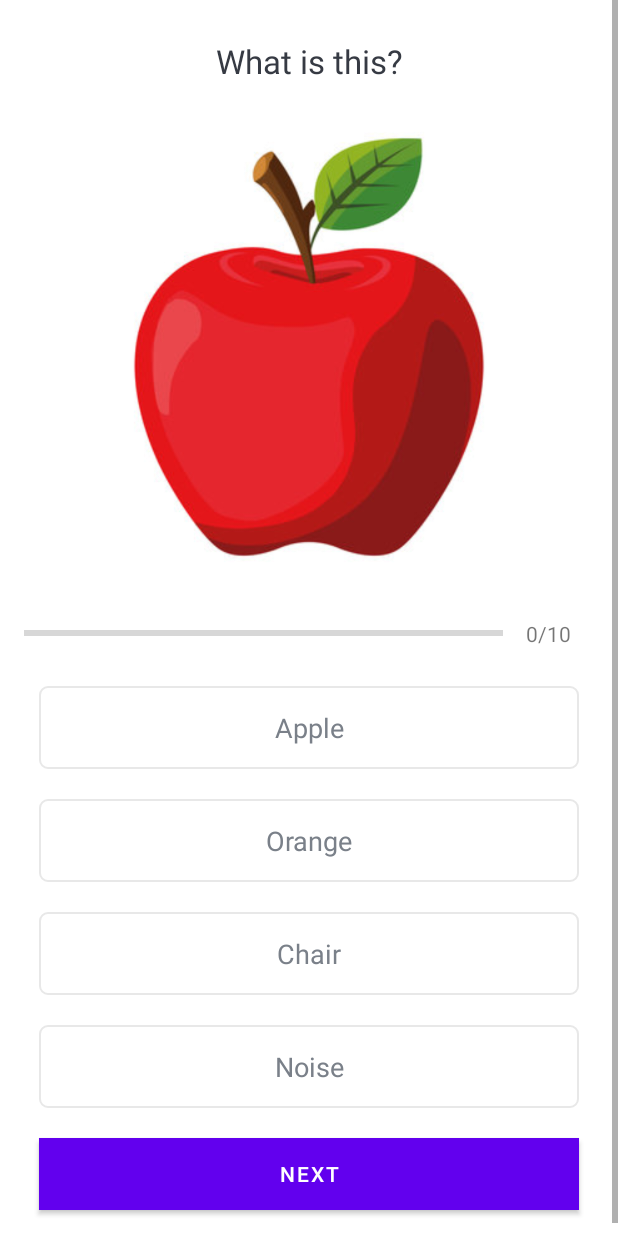
After one commit to behnazkhalili84/LittleLingo, an Android app: the layout fragment_vocabulary_quiz.xml on its own in the app's theme, with its tools: preview values and no code run, on a phone screen of 412 x 824 dp. The commit adds this screen. Run offline under Robolectric (Android 15) with nearby library versions, the phone set to English and light mode, and no system bars.

Commit message:
Quiz Table and Model View
Quiz Table and Model View

```diff
--- a/app/src/main/java/com/example/littlelingo/MainActivity.java
+++ b/app/src/main/java/com/example/littlelingo/MainActivity.java
@@ -38,7 +38,7 @@ public class MainActivity extends AppCompatActivity {
         // Passing each menu ID as a set of Ids because each
         // menu should be considered as top level destinations.
         mAppBarConfiguration = new AppBarConfiguration.Builder(
-                R.id.nav_home, R.id.nav_vocabularylearning, R.id.nav_slideshow)
+                R.id.nav_home, R.id.nav_vocabularylearning, R.id.nav_vocabulayquiz, R.id.nav_slideshow)
                 .setOpenableLayout(drawer)
                 .build();
         NavController navController = Navigation.findNavController(this, R.id.nav_host_fragment_content_main);
--- a/app/src/main/java/com/example/littlelingo/ui/learningvocabulary/LearningVocabulary.java
+++ b/app/src/main/java/com/example/littlelingo/ui/learningvocabulary/LearningVocabulary.java
@@ -30,7 +30,7 @@ public class LearningVocabulary extends Fragment {
         // Initialize Firebase Database reference
         mDatabase = FirebaseDatabase.getInstance().getReference();
         // Add words to the database
-//        addWords();
+//       addWords();
     }
 
 
--- /dev/null
+++ b/app/src/main/res/drawable/baseline_play_circle_outline_24.xml
@@ -0,0 +1,5 @@
+<vector android:height="24dp" android:tint="#000000"
+    android:viewportHeight="24" android:viewportWidth="24"
+    android:width="24dp" xmlns:android="http://schemas.android.com/apk/res/android">
+    <path android:fillColor="@android:color/white" android:pathData="M10,16.5l6,-4.5 -6,-4.5v9zM12,2C6.48,2 2,6.48 2,12s4.48,10 10,10 10,-4.48 10,-10S17.52,2 12,2zM12,20c-4.41,0 -8,-3.59 -8,-8s3.59,-8 8,-8 8,3.59 8,8 -3.59,8 -8,8z"/>
+</vector>
--- /dev/null
+++ b/app/src/main/res/drawable/default_option_border_bg.xml
@@ -0,0 +1,15 @@
+<?xml version="1.0" encoding="utf-8"?>
+<!--TODO (STEP 2: A custom border background for the default options view.)-->
+<!--START-->
+<shape xmlns:android="http://schemas.android.com/apk/res/android"
+       android:shape="rectangle">
+
+    <stroke
+            android:width="1dp"
+            android:color="#E8E8E8" />
+
+    <solid android:color="@android:color/white" />
+
+    <corners android:radius="5dp" />
+</shape>
+<!--END-->
--- /dev/null
+++ b/app/src/main/res/drawable/quiz_24.xml
@@ -0,0 +1,6 @@
+<vector android:height="24dp" android:tint="#000000"
+    android:viewportHeight="24" android:viewportWidth="24"
+    android:width="24dp" xmlns:android="http://schemas.android.com/apk/res/android">
+    <path android:fillColor="@android:color/white" android:pathData="M4,6H2v14c0,1.1 0.9,2 2,2h14v-2H4V6z"/>
+    <path android:fillColor="@android:color/white" android:pathData="M20,2H8C6.9,2 6,2.9 6,4v12c0,1.1 0.9,2 2,2h12c1.1,0 2,-0.9 2,-2V4C22,2.9 21.1,2 20,2zM14.01,15c-0.59,0 -1.05,-0.47 -1.05,-1.05c0,-0.59 0.47,-1.04 1.05,-1.04c0.59,0 1.04,0.45 1.04,1.04C15.04,14.53 14.6,15 14.01,15zM16.51,8.83c-0.63,0.93 -1.23,1.21 -1.56,1.81c-0.13,0.24 -0.18,0.4 -0.18,1.18h-1.52c0,-0.41 -0.06,-1.08 0.26,-1.65c0.41,-0.73 1.18,-1.16 1.63,-1.8c0.48,-0.68 0.21,-1.94 -1.14,-1.94c-0.88,0 -1.32,0.67 -1.5,1.23l-1.37,-0.57C11.51,5.96 12.52,5 13.99,5c1.23,0 2.08,0.56 2.51,1.26C16.87,6.87 17.08,7.99 16.51,8.83z"/>
+</vector>
--- /dev/null
+++ b/app/src/main/res/layout/fragment_vocabulary_quiz.xml
@@ -0,0 +1,128 @@
+<?xml version="1.0" encoding="utf-8"?>
+<ScrollView xmlns:android="http://schemas.android.com/apk/res/android"
+    xmlns:tools="http://schemas.android.com/tools"
+    android:layout_width="match_parent"
+    android:layout_height="match_parent"
+    tools:context=".MainActivity">
+
+    <LinearLayout
+        android:layout_width="match_parent"
+        android:layout_height="wrap_content"
+        android:gravity="center"
+        android:orientation="vertical"
+        android:padding="16dp">
+
+        <TextView
+            android:id="@+id/tv_question"
+            android:layout_width="match_parent"
+            android:layout_height="wrap_content"
+            android:layout_margin="10dp"
+            android:gravity="center"
+            android:textColor="#363A43"
+            android:textSize="22sp"
+            tools:text="What is this?" />
+
+        <ImageView
+            android:id="@+id/iv_image"
+            android:layout_width="300dp"
+            android:layout_height="300dp"
+            android:layout_marginTop="16dp"
+            android:contentDescription="@string/image"
+            tools:src="@drawable/apple" />
+
+        <LinearLayout
+            android:id="@+id/ll_progress_details"
+            android:layout_width="match_parent"
+            android:layout_height="wrap_content"
+            android:layout_marginTop="16dp"
+            android:gravity="center_vertical"
+            android:orientation="horizontal">
+
+            <ProgressBar
+                android:id="@+id/progressBar"
+                style="?android:attr/progressBarStyleHorizontal"
+                android:layout_width="0dp"
+                android:layout_height="wrap_content"
+                android:layout_weight="1"
+                android:indeterminate="false"
+                android:max="10"
+                android:minHeight="50dp"
+                android:progress="0" />
+
+            <TextView
+                android:id="@+id/tv_progress"
+                android:layout_width="wrap_content"
+                android:layout_height="wrap_content"
+                android:gravity="center"
+                android:padding="15dp"
+                android:textColorHint="#7A8089"
+                android:textSize="14sp"
+                tools:text="0/10" />
+        </LinearLayout>
+
+        <TextView
+            android:id="@+id/tv_option_one"
+            android:layout_width="match_parent"
+            android:layout_height="wrap_content"
+            android:layout_margin="10dp"
+            android:background="@drawable/default_option_border_bg"
+            android:gravity="center"
+            android:padding="15dp"
+            android:textColor="#7A8089"
+            android:textSize="18sp"
+            tools:text="Apple" />
+
+        <TextView
+            android:id="@+id/tv_option_two"
+            android:layout_width="match_parent"
+            android:layout_height="wrap_content"
+            android:layout_marginStart="10dp"
+            android:layout_marginTop="10dp"
+            android:layout_marginEnd="10dp"
+            android:layout_marginBottom="10dp"
+            android:background="@drawable/default_option_border_bg"
+            android:gravity="center"
+            android:padding="15dp"
+            android:textColor="#7A8089"
+            android:textSize="18sp"
+            tools:text="Orange" />
+
+        <TextView
+            android:id="@+id/tv_option_three"
+            android:layout_width="match_parent"
+            android:layout_height="wrap_content"
+            android:layout_marginStart="10dp"
+            android:layout_marginTop="10dp"
+            android:layout_marginEnd="10dp"
+            android:layout_marginBottom="10dp"
+            android:background="@drawable/default_option_border_bg"
+            android:gravity="center"
+            android:padding="15dp"
+            android:textColor="#7A8089"
+            android:textSize="18sp"
+            tools:text="Chair" />
+
+        <TextView
+            android:id="@+id/tv_option_four"
+            android:layout_width="match_parent"
+            android:layout_height="wrap_content"
+            android:layout_marginStart="10dp"
+            android:layout_marginTop="10dp"
+            android:layout_marginEnd="10dp"
+            android:layout_marginBottom="10dp"
+            android:background="@drawable/default_option_border_bg"
+            android:gravity="center"
+            android:padding="15dp"
+            android:textColor="#7A8089"
+            android:textSize="18sp"
+            tools:text="Noise" />
+
+        <Button
+            android:id="@+id/btn_submit"
+            android:text="@string/next"
+            android:layout_width="match_parent"
+            android:layout_height="wrap_content"
+            android:layout_margin="10dp"
+            android:background="@color/design_default_color_primary"/>
+    </LinearLayout>
+</ScrollView>
--- a/app/src/main/res/menu/activity_main_drawer.xml
+++ b/app/src/main/res/menu/activity_main_drawer.xml
@@ -13,6 +13,11 @@
                 android:icon="@drawable/ic_menu_slideshow"
                 android:title="@string/learning_vocabulary"/>
         <item
+            android:id="@+id/nav_vocabulayquiz"
+            android:icon="@drawable/quiz_24"
+            android:title="@string/vocabulary_quiz"/>
+
+        <item
                 android:id="@+id/nav_slideshow"
                 android:icon="@drawable/ic_menu_slideshow"
                 android:title="@string/menu_slideshow"/>
```
Also changed, not shown: app/src/main/AndroidManifest.xml (+10 -10 lines), app/src/main/java/com/example/littlelingo/ui/grammarquiz/GrammarQuiz.java (added, +66 -0 lines), app/src/main/java/com/example/littlelingo/ui/vocabularyquiz/QuestionDao.java (added, +80 -0 lines), app/src/main/java/com/example/littlelingo/ui/vocabularyquiz/VocabularyQuestion.java (added, +82 -0 lines), app/src/main/java/com/example/littlelingo/ui/vocabularyquiz/VocabularyQuiz.java (added, +108 -0 lines), app/src/main/java/com/example/littlelingo/ui/vocabularyquiz/VocabularyQuizViewModel.java (added, +71 -0 lines), app/src/main/res/drawable/correct_option_border_bg.xml (added, +12 -0 lines), app/src/main/res/layout/fragment_grammar_quiz.xml (added, +14 -0 lines), app/src/main/res/navigation/mobile_navigation.xml (+10 -0 lines), app/src/main/res/values/strings.xml (+29 -3 lines), app/src/main/res/drawable/apple.jpeg (added).
